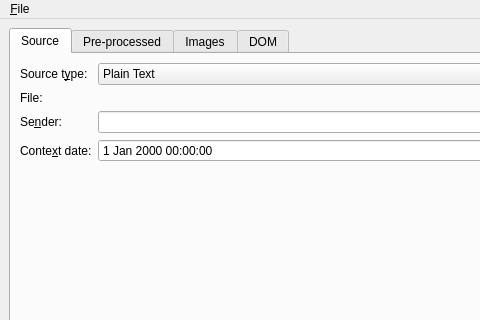
The window that src/mainwindow.ui (KDE/kitinerary-workbench) describes before a commit, drawn with Qt 5; both pictures show x 0 to 480 and y 0 to 320 of the 981 by 689 pixel window.
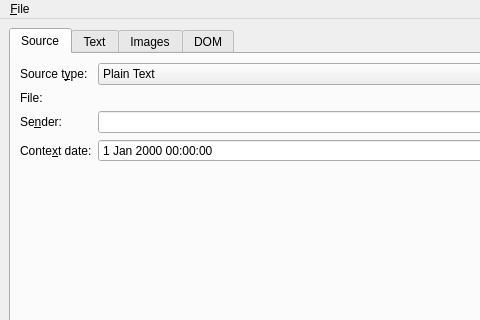
The same window after the commit. Icons and pictures are not drawn. Custom widgets are drawn as their Qt base class.

Commit message: Remove usage of ExtractorPreprocessor, no longer needed

Patch:
```diff
--- a/src/mainwindow.ui
+++ b/src/mainwindow.ui
@@ -140,7 +140,7 @@
        </widget>
        <widget class="QWidget" name="preprocTab">
         <attribute name="title">
-         <string>Pre-processed</string>
+         <string>Text</string>
         </attribute>
        </widget>
        <widget class="QWidget" name="imageTab">
```
The commit also changes 1 other file.
